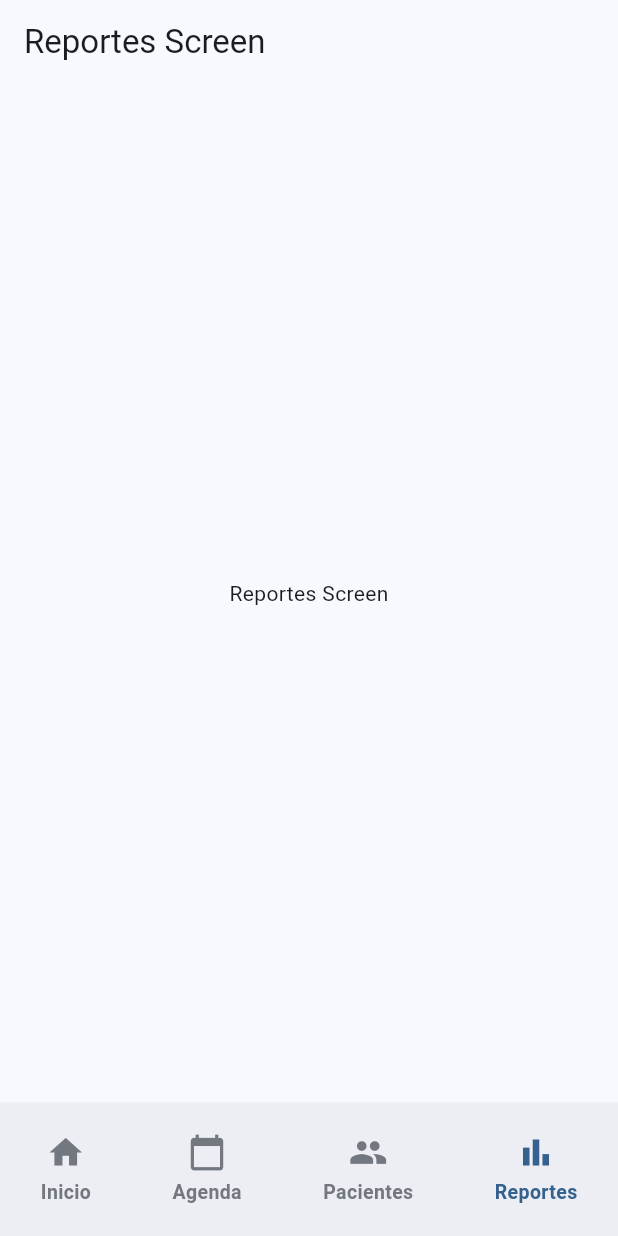
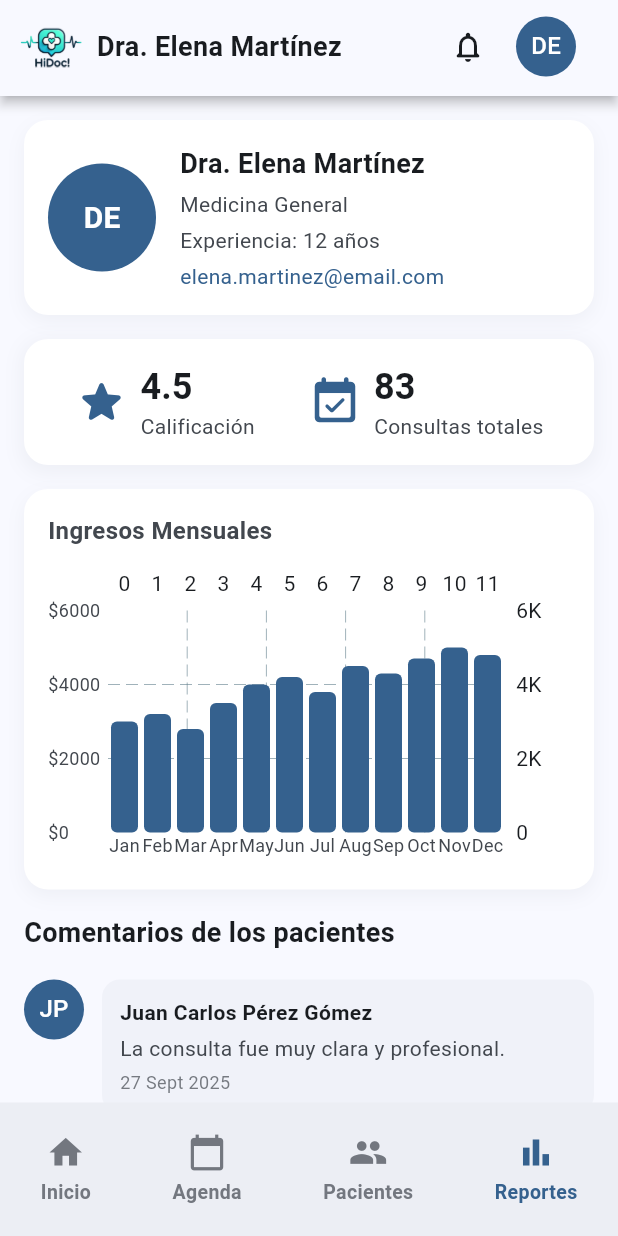
Before and after one commit to ValeriaCastro04/proyecto_hidoc, a Flutter app: the ReportesScreen screen opened by its route, on a phone screen of 412 x 824 dp. Run offline on Flutter 3.47's test engine with Material 3 defaults, Android fonts, the phone set to English and light mode, and no system bars; drawn by our look-alikes of fl_chart; our stand-ins replace go_router.

Commit message:
Pantalla de reportes del doctor

```diff
--- a/lib/features/doctor/screen/reportes_screen.dart
+++ b/lib/features/doctor/screen/reportes_screen.dart
@@ -1,6 +1,12 @@
 import 'package:flutter/material.dart';
 import 'package:proyecto_hidoc/common/shared_widgets/footer_group.dart';
-import 'package:proyecto_hidoc/features/doctor/widgets/footer_doctor.dart';
+import 'package:proyecto_hidoc/features/doctor/widgets/list/footer_doctor.dart';
+import 'package:proyecto_hidoc/common/shared_widgets/header_bar.dart';
+import 'package:proyecto_hidoc/features/doctor/widgets/summary_card.dart';
+import 'package:proyecto_hidoc/features/doctor/widgets/list/summary_card_list.dart';
+import 'package:proyecto_hidoc/features/doctor/widgets/patient_comment.dart';
+import 'package:proyecto_hidoc/features/doctor/widgets/doctor_info_card.dart';
+import 'package:proyecto_hidoc/features/doctor/widgets/montly_income_card.dart';
 
 class ReportesScreen extends StatelessWidget {
   static const String name = 'reportes_screen';
@@ -8,12 +14,59 @@ class ReportesScreen extends StatelessWidget {
 
   @override
   Widget build(BuildContext context) {
+    final colors = Theme.of(context).colorScheme;
+    final List<double> ingresos = [
+      3000, 3200, 2800, 3500, 4000, 4200,
+      3800, 4500, 4300, 4700, 5000, 4800,
+    ];
+    const String name = 'Dra. Elena Martínez';
     return Scaffold(
-      appBar: AppBar(
-        title: const Text('Reportes Screen'),
+      appBar: HeaderBar.brand(
+        logoAsset: 'assets/brand/hidoc_logo.png',
+        title: name,
+        actions: [
+          IconButton(
+            onPressed: () {},
+            icon: Icon(
+              Icons.notifications_none_rounded,
+              color: colors.onSurface,
+            ),
+          ),
+          const SizedBox(width: 8),
+          CircleAvatar(
+            backgroundColor: colors.primary,
+            foregroundColor: colors.onPrimary,
+            child: Text(
+              name.split(' ').map((e) => e[0]).take(2).join(),
+            ),
+          ),
+          const SizedBox(width: 16),
+        ],
       ),
-      body: const Center(
-        child: Text('Reportes Screen'),
+      body: SingleChildScrollView(
+        child: Padding(
+          padding: const EdgeInsets.all(16),
+          child: Column(
+            children: [
+              // Información del doctor
+              DoctorInfoCard(
+                name: 'Dra. Elena Martínez',
+                specialty: 'Medicina General',
+                yearsExperience: 12,
+                email: 'elena.martinez@email.com',
+              ),
+              const SizedBox(height: 16),
+              DoctorSummaryCard(items: reportSummaryItems),
+              const SizedBox(height: 16),
+
+              MonthlyIncomeChart(monthlyIncome: ingresos),
+              const SizedBox(height: 16),
+
+              // Comentarios de pacientes
+              PatientCommentsCard(),
+            ],
+          ),
+        ),
       ),
       bottomNavigationBar: FooterGroup(buttons: doctorFooterButtons(context)),
     );
--- /dev/null
+++ b/lib/features/doctor/widgets/doctor_info_card.dart
@@ -0,0 +1,92 @@
+import 'package:flutter/material.dart';
+
+class DoctorInfoCard extends StatelessWidget {
+  final String name;
+  final String specialty;
+  final int yearsExperience;
+  final String email;
+
+  const DoctorInfoCard({
+    super.key,
+    required this.name,
+    required this.specialty,
+    required this.yearsExperience,
+    required this.email,
+  });
+
+  @override
+  Widget build(BuildContext context) {
+    final colors = Theme.of(context).colorScheme;
+
+    return Container(
+      padding: const EdgeInsets.all(16),
+      decoration: BoxDecoration(
+        color: colors.onPrimary,
+        borderRadius: BorderRadius.circular(16),
+        boxShadow: [
+          BoxShadow(
+            color: colors.outlineVariant.withOpacity(0.2),
+            blurRadius: 10,
+            offset: const Offset(0, 4),
+          )
+        ],
+      ),
+      child: Row(
+        children: [
+          CircleAvatar(
+            radius: 36,
+            backgroundColor: colors.primary,
+            child: Text(
+              name.split(' ').map((e) => e[0]).take(2).join(),
+              style: TextStyle(
+                color: colors.onPrimary,
+                fontWeight: FontWeight.bold,
+                fontSize: 20,
+              ),
+            ),
+          ),
+          const SizedBox(width: 16),
+          Expanded(
+            child: Column(
+              crossAxisAlignment: CrossAxisAlignment.start,
+              children: [
+                Text(
+                  name,
+                  style: TextStyle(
+                    fontSize: 18,
+                    fontWeight: FontWeight.bold,
+                    color: colors.onSurface,
+                  ),
+                ),
+                const SizedBox(height: 4),
+                Text(
+                  specialty,
+                  style: TextStyle(
+                    fontSize: 14,
+                    color: colors.onSurfaceVariant,
+                  ),
+                ),
+                const SizedBox(height: 4),
+                Text(
+                  'Experiencia: $yearsExperience años',
+                  style: TextStyle(
+                    fontSize: 14,
+                    color: colors.onSurfaceVariant,
+                  ),
+                ),
+                const SizedBox(height: 4),
+                Text(
+                  email,
+                  style: TextStyle(
+                    fontSize: 14,
+                    color: colors.primary,
+                  ),
+                ),
+              ],
+            ),
+          ),
+        ],
+      ),
+    );
+  }
+}
--- a/lib/features/doctor/widgets/header_doctor.dart
+++ b/lib/features/doctor/widgets/header_doctor.dart
@@ -24,7 +24,7 @@ class HomeHeader extends StatelessWidget {
         children: [
           const SizedBox(height: 4),
           Text(
-            'Buenas noches, Dra.',
+            '¡Hola, Doctor!',
             style: theme.textTheme.headlineMedium?.copyWith(
               color: colorScheme.onPrimary,
               fontWeight: FontWeight.bold,
--- /dev/null
+++ b/lib/features/doctor/widgets/list/patients_comments.dart
@@ -0,0 +1,27 @@
+final List<Map<String, dynamic>> patientComments = [
+  {
+    "patientIndex": 0,
+    "comment": "La consulta fue muy clara y profesional.",
+    "date": "27 Sept 2025",
+  },
+  {
+    "patientIndex": 1,
+    "comment": "Excelente atención y seguimiento.",
+    "date": "27 Sept 2025",
+  },
+  {
+    "patientIndex": 2,
+    "comment": "Me sentí muy cómoda durante la consulta.",
+    "date": "28 Sept 2025",
+  },
+  {
+    "patientIndex": 3,
+    "comment": "Resolvió todas mis dudas de forma detallada.",
+    "date": "29 Sept 2025",
+  },
+  {
+    "patientIndex": 4,
+    "comment": "Muy recomendable, servicio excelente.",
+    "date": "29 Sept 2025",
+  },
+];
--- a/lib/features/doctor/widgets/quick_actions_doctor.dart
+++ b/lib/features/doctor/widgets/list/quick_actions_doctor.dart
@@ -4,10 +4,10 @@ import 'package:flutter/material.dart';
 final List<Widget> doctorButtons = [
       OutlineButton(
         onPressed: () {
-          print('Nueva Receta');
+          print('Nueva Cita');
         },
-        text: 'Nueva Receta',
-        icon: Icons.description,
+        text: 'Nueva Cita',
+        icon: Icons.note_add,
       ),
       OutlineButton(
         onPressed: () {
--- /dev/null
+++ b/lib/features/doctor/widgets/list/summary_card_list.dart
@@ -0,0 +1,28 @@
+import 'package:flutter/material.dart';
+import 'package:proyecto_hidoc/features/doctor/widgets/summary_card.dart';
+
+final List<SummaryItem> summaryItems = [
+  SummaryItem(
+    icon: Icons.calendar_month_rounded,
+    label: 'Consultas Hoy',
+    value: '20',
+  ),
+  SummaryItem(
+    icon: Icons.star_rounded,
+    label: 'Calificación',
+    value: '4.5',
+  ),
+];
+
+final List<SummaryItem> reportSummaryItems = [
+  SummaryItem(
+    icon: Icons.star_rounded,
+    label: 'Calificación',
+    value: '4.5',
+  ),
+  SummaryItem(
+    icon: Icons.event_available_rounded,
+    label: 'Consultas totales',
+    value: '83',
+  ),
+];
--- /dev/null
+++ b/lib/features/doctor/widgets/montly_income_card.dart
@@ -0,0 +1,131 @@
+import 'package:flutter/material.dart';
+import 'package:fl_chart/fl_chart.dart';
+
+class MonthlyIncomeChart extends StatelessWidget {
+  final List<double> monthlyIncome;
+  final List<String> monthLabels;
+
+  const MonthlyIncomeChart({
+    super.key,
+    required this.monthlyIncome,
+    this.monthLabels = const [
+      'Jan', 'Feb', 'Mar', 'Apr', 'May', 'Jun',
+      'Jul', 'Aug', 'Sep', 'Oct', 'Nov', 'Dec'
+    ],
+  });
+
+
+  @override
+  Widget build(BuildContext context) {
+    final colors = Theme.of(context).colorScheme;
+
+    return Container(
+      padding: const EdgeInsets.all(16),
+      decoration: BoxDecoration(
+        color: colors.onPrimary,
+        borderRadius: BorderRadius.circular(16),
+        boxShadow: [
+          BoxShadow(
+            color: colors.outlineVariant.withOpacity(0.2),
+            blurRadius: 10,
+            offset: const Offset(0, 4),
+          ),
+        ],
+      ),
+      child: Column(
+        crossAxisAlignment: CrossAxisAlignment.start,
+        children: [
+          Text(
+            'Ingresos Mensuales',
+            style: TextStyle(
+              fontSize: 16,
+              color: colors.onSurfaceVariant,
+              fontWeight: FontWeight.bold,
+            ),
+          ),
+          const SizedBox(height: 12),
+          SizedBox(
+            height: 200,
+            child: BarChart(
+              BarChartData(
+                alignment: BarChartAlignment.spaceAround,
+                maxY: monthlyIncome.reduce((a, b) => a > b ? a : b) * 1.2,
+                barTouchData: BarTouchData(
+                  enabled: true,
+                  touchTooltipData: BarTouchTooltipData(
+                    tooltipPadding: const EdgeInsets.all(8),
+                    tooltipMargin: 8,
+                    getTooltipItem: (group, groupIndex, rod, rodIndex) {
+                      final month = monthLabels[group.x.toInt()];
+                      return BarTooltipItem(
+                        '$month\n\$${rod.toY.toStringAsFixed(2)}',
+                        TextStyle(
+                          color: colors.onPrimary,
+                          backgroundColor: colors.primary, // 🎯 Color de fondo
+                          fontWeight: FontWeight.bold,
+                        ),
+                      );
+                    },
+                  ),
+                ),
+                titlesData: FlTitlesData(
+                  leftTitles: AxisTitles(
+                    sideTitles: SideTitles(
+                      showTitles: true,
+                      reservedSize: 40,
+                      getTitlesWidget: (value, meta) {
+                        return Text(
+                          '\$${value.toInt()}',
+                          style: TextStyle(
+                            color: colors.onSurfaceVariant,
+                            fontSize: 12,
+                          ),
+                        );
+                      },
+                    ),
+                  ),
+                  bottomTitles: AxisTitles(
+                    sideTitles: SideTitles(
+                      showTitles: true,
+                      getTitlesWidget: (value, meta) {
+                        int index = value.toInt();
+                        if (index >= 0 && index < monthLabels.length) {
+                          return Text(
+                            monthLabels[index],
+                            style: TextStyle(
+                              color: colors.onSurfaceVariant,
+                              fontSize: 12,
+                            ),
+                          );
+                        }
+                        return const Text('');
+                      },
+                    ),
+                  ),
+                ),
+                borderData: FlBorderData(show: false),
+                barGroups: monthlyIncome
+                    .asMap()
+                    .entries
+                    .map(
+                      (entry) => BarChartGroupData(
+                        x: entry.key,
+                        barRods: [
+                          BarChartRodData(
+                            toY: entry.value,
+                            color: colors.primary,
+                            width: 18,
+                            borderRadius: BorderRadius.circular(4),
+                          ),
+                        ],
+                      ),
+                    )
+                    .toList(),
+              ),
+            ),
+          ),
+        ],
+      ),
+    );
+  }
+}
--- /dev/null
+++ b/lib/features/doctor/widgets/patient_comment.dart
@@ -0,0 +1,92 @@
+import 'package:flutter/material.dart';
+import 'package:proyecto_hidoc/features/doctor/widgets/list/patients.dart';
+import 'package:proyecto_hidoc/features/doctor/widgets/list/patients_comments.dart';
+
+class PatientCommentsCard extends StatelessWidget {
+  final String title;
+
+  const PatientCommentsCard({
+    super.key,
+    this.title = "Comentarios de los pacientes",
+  });
+
+  @override
+  Widget build(BuildContext context) {
+    final colors = Theme.of(context).colorScheme;
+
+    return Column(
+      crossAxisAlignment: CrossAxisAlignment.start,
+      children: [
+        Text(
+          title,
+          style: TextStyle(
+            fontSize: 18,
+            fontWeight: FontWeight.bold,
+            color: colors.onSurface,
+          ),
+        ),
+        const SizedBox(height: 12),
+        ListView.builder(
+          physics: const NeverScrollableScrollPhysics(),
+          shrinkWrap: true,
+          itemCount: patientComments.length,
+          itemBuilder: (context, index) {
+            final commentData = patientComments[index];
+            final patient = Patients[commentData['patientIndex']];
+
+            return Container(
+              margin: const EdgeInsets.symmetric(vertical: 6),
+              child: Row(
+                crossAxisAlignment: CrossAxisAlignment.start,
+                children: [
+                  CircleAvatar(
+                    backgroundColor: colors.primary,
+                    foregroundColor: colors.onPrimary,
+                    child: Text(patient['initials'] ?? ''),
+                  ),
+                  const SizedBox(width: 12),
+                  Expanded(
+                    child: Container(
+                      padding: const EdgeInsets.all(12),
+                      decoration: BoxDecoration(
+                        color: colors.surfaceVariant.withOpacity(0.3),
+                        borderRadius: BorderRadius.circular(12),
+                      ),
+                      child: Column(
+                        crossAxisAlignment: CrossAxisAlignment.start,
+                        children: [
+                          Text(
+                            patient['name'] ?? '',
+                            style: TextStyle(
+                              fontWeight: FontWeight.bold,
+                              color: colors.onSurface,
+                            ),
+                          ),
+                          const SizedBox(height: 4),
+                          Text(
+                            commentData['comment'] ?? '',
+                            style: TextStyle(
+                              color: colors.onSurfaceVariant,
+                            ),
+                          ),
+                          const SizedBox(height: 4),
+                          Text(
+                            commentData['date'] ?? '',
+                            style: TextStyle(
+                              fontSize: 12,
+                              color: colors.onSurfaceVariant.withOpacity(0.7),
+                            ),
+                          ),
+                        ],
+                      ),
+                    ),
+                  ),
+                ],
+              ),
+            );
+          },
+        ),
+      ],
+    );
+  }
+}
--- a/lib/features/doctor/widgets/summary_card.dart
+++ b/lib/features/doctor/widgets/summary_card.dart
@@ -1,13 +1,31 @@
 import 'package:flutter/material.dart';
 
+/// Modelo de información de cada métrica
+class SummaryItem {
+  final IconData icon;
+  final String label;
+  final String value;
+  final Color? iconColor;
+
+  SummaryItem({
+    required this.icon,
+    required this.label,
+    required this.value,
+    this.iconColor,
+  });
+}
+
+/// Widget reutilizable de tarjeta resumen
 class DoctorSummaryCard extends StatelessWidget {
-  final int todayConsults;
-  final double rating;
+  final List<SummaryItem> items;
+  final double borderRadius;
+  final EdgeInsetsGeometry padding;
 
   const DoctorSummaryCard({
     super.key,
-    required this.todayConsults,
-    required this.rating,
+    required this.items,
+    this.borderRadius = 16,
+    this.padding = const EdgeInsets.all(16),
   });
 
   @override
@@ -16,13 +34,13 @@ class DoctorSummaryCard extends StatelessWidget {
     final textTheme = Theme.of(context).textTheme;
 
     return Container(
-      padding: const EdgeInsets.all(16.0),
+      padding: padding,
       decoration: BoxDecoration(
-        color: Theme.of(context).colorScheme.onPrimary,
-        borderRadius: BorderRadius.circular(16),
+        color: colorScheme.onPrimary,
+        borderRadius: BorderRadius.circular(borderRadius),
         boxShadow: [
           BoxShadow(
-            color: Theme.of(context).colorScheme.outlineVariant.withOpacity(0.2),
+            color: colorScheme.outlineVariant.withOpacity(0.2),
             spreadRadius: 2,
             blurRadius: 10,
             offset: const Offset(0, 3),
@@ -31,14 +49,13 @@ class DoctorSummaryCard extends StatelessWidget {
       ),
       child: Row(
         mainAxisAlignment: MainAxisAlignment.spaceAround,
-        children: [
-          // Sección de "Consultas Hoy"
-          Row(
+        children: items.map((item) {
+          return Row(
             crossAxisAlignment: CrossAxisAlignment.center,
             children: [
               Icon(
-                Icons.star_border_rounded,
-                color: colorScheme.primary,
+                item.icon,
+                color: item.iconColor ?? colorScheme.primary,
                 size: 36,
               ),
               const SizedBox(width: 8),
@@ -47,14 +64,14 @@ class DoctorSummaryCard extends StatelessWidget {
                 mainAxisAlignment: MainAxisAlignment.center,
                 children: [
                   Text(
-                    '$todayConsults',
+                    item.value,
                     style: textTheme.headlineSmall?.copyWith(
                       fontWeight: FontWeight.bold,
                       color: colorScheme.onSurface,
                     ),
                   ),
                   Text(
-                    'Consultas Hoy',
+                    item.label,
                     style: textTheme.bodyMedium?.copyWith(
                       color: colorScheme.onSurfaceVariant,
                     ),
@@ -62,39 +79,8 @@ class DoctorSummaryCard extends StatelessWidget {
                 ],
               ),
             ],
-          ),
-          // Sección de "Calificación"
-          Row(
-            crossAxisAlignment: CrossAxisAlignment.center,
-            children: [
-              Icon(
-                Icons.calendar_month_rounded,
-                color: colorScheme.primary,
-                size: 28,
-              ),
-              const SizedBox(width: 8),
-              Column(
-                crossAxisAlignment: CrossAxisAlignment.start,
-                mainAxisAlignment: MainAxisAlignment.center,
-                children: [
-                  Text(
-                    '${rating.toStringAsFixed(1)}',
-                    style: textTheme.headlineSmall?.copyWith(
-                      fontWeight: FontWeight.bold,
-                      color: colorScheme.onSurface,
-                    ),
-                  ),
-                  Text(
-                    'Calificación',
-                    style: textTheme.bodyMedium?.copyWith(
-                      color: colorScheme.onSurfaceVariant,
-                    ),
-                  ),
-                ],
-              ),
-            ],
-          ),
-        ],
+          );
+        }).toList(),
       ),
     );
   }
--- a/pubspec.yaml
+++ b/pubspec.yaml
@@ -31,8 +31,7 @@ dependencies:
   flutter:
     sdk: flutter
   go_router: ^12.1.3
-  table_calendar: ^3.1.1
-  intl: ^0.19.0
+  fl_chart: ^0.68.0
   # The following adds the Cupertino Icons font to your application.
   # Use with the CupertinoIcons class for iOS style icons.
   cupertino_icons: ^1.0.8
```
Also changed, not shown: lib/features/doctor/screen/agenda_screen.dart (+9 -6 lines), lib/features/doctor/screen/homedoctor_screen.dart (+13 -11 lines), lib/features/doctor/screen/pacientes_screen.dart (+10 -6 lines), lib/features/doctor/widgets/list/activities.dart (renamed from lib/features/doctor/widgets/activities.dart, +13 -2 lines), lib/features/doctor/widgets/list/appointments.dart (renamed from lib/features/doctor/widgets/appointments.dart, +48 -48 lines), lib/features/doctor/widgets/list/footer_doctor.dart (renamed from lib/features/doctor/widgets/footer_doctor.dart), lib/features/doctor/widgets/list/patients.dart (renamed from lib/features/doctor/widgets/patients.dart), pubspec.lock.
